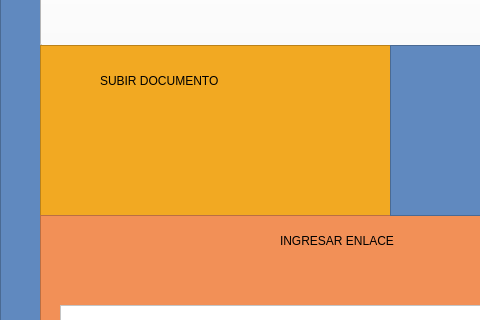
The window that Pestañas.ui (Shanem007/AulaVirtual) describes before a commit, drawn with Qt 5; both pictures show x 0 to 480 and y 115 to 435 of the 772 by 555 pixel window.
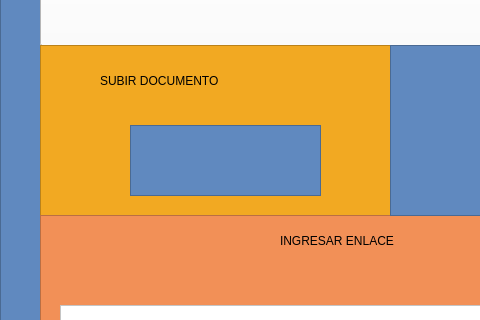
The same window after the commit. Icons and pictures are not drawn.

Patch:
```diff
--- a/Pestañas.ui
+++ b/Pestañas.ui
@@ -116,6 +116,19 @@
          <string>SUBIR DOCUMENTO</string>
         </property>
        </widget>
+       <widget class="QTextEdit" name="textEdit_2">
+        <property name="geometry">
+         <rect>
+          <x>90</x>
+          <y>80</y>
+          <width>191</width>
+          <height>71</height>
+         </rect>
+        </property>
+        <property name="styleSheet">
+         <string notr="true">background-color: rgb(96, 137, 191);</string>
+        </property>
+       </widget>
       </widget>
       <widget class="QFrame" name="frame_4">
        <property name="geometry">
```
